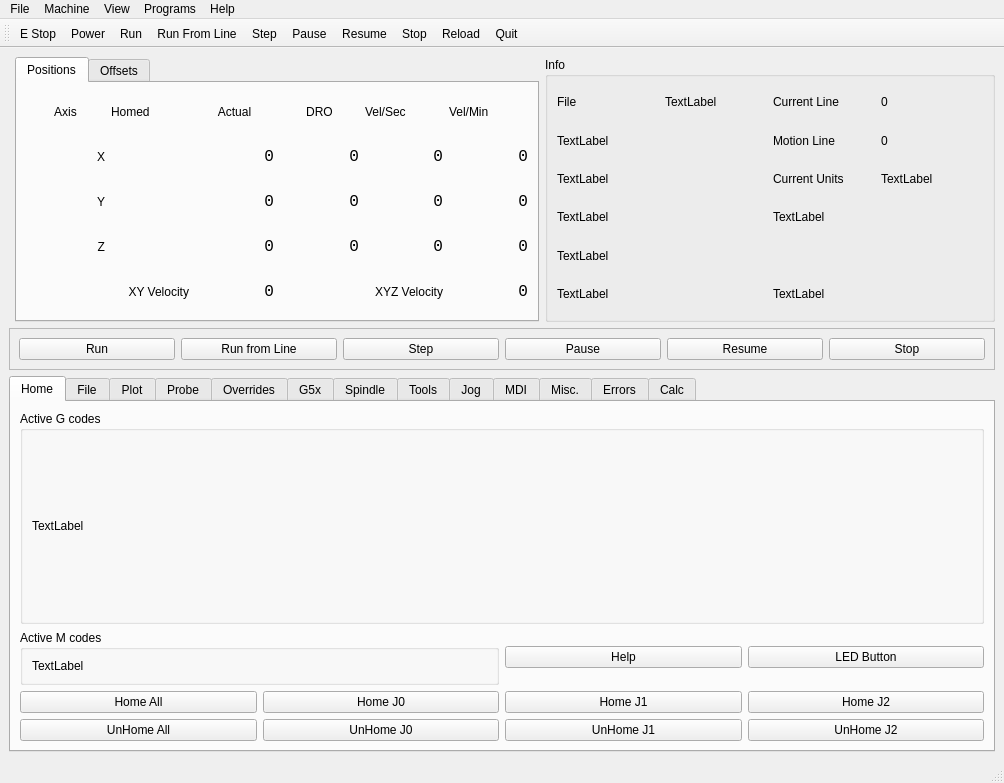
The window that examples/xyz/xyz.ui (jethornton/flexgui) describes before a commit, drawn with Qt 5.
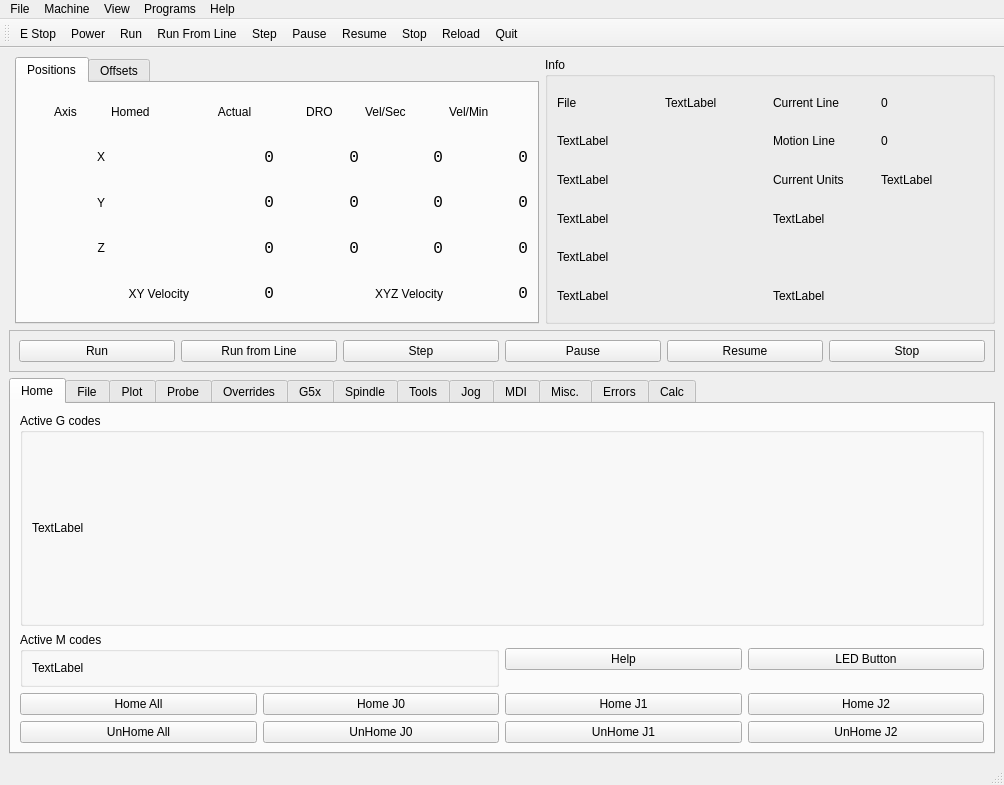
The same window after the commit. The open tabs and pages were chosen to show the change.

The edit to the form file:
```diff
--- a/examples/xyz/xyz.ui
+++ b/examples/xyz/xyz.ui
@@ -7,7 +7,7 @@
     <x>0</x>
     <y>0</y>
     <width>1004</width>
-    <height>783</height>
+    <height>785</height>
    </rect>
   </property>
   <property name="windowTitle">
```
Left out of the diff: 2 changed lines with no effect on the pictures.
